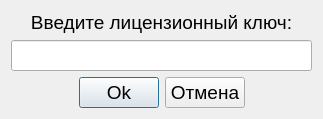
Above: windowlicense.ui from Pavluchkov/Scrambler before the change. Below: the same form after it.
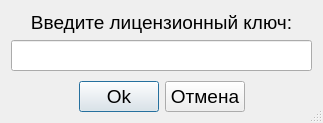
That is the form after the change.

Commit message: Сделано удаление объекта окна ввода ключа

Patch:
```diff
--- a/windowlicense.ui
+++ b/windowlicense.ui
@@ -10,12 +10,15 @@
     <x>0</x>
     <y>0</y>
     <width>323</width>
-    <height>113</height>
+    <height>123</height>
    </rect>
   </property>
   <property name="windowTitle">
    <string>Окно ввода ключа</string>
   </property>
+  <property name="sizeGripEnabled">
+   <bool>true</bool>
+  </property>
   <property name="modal">
    <bool>false</bool>
   </property>
```
The commit also changes 2 other files.
